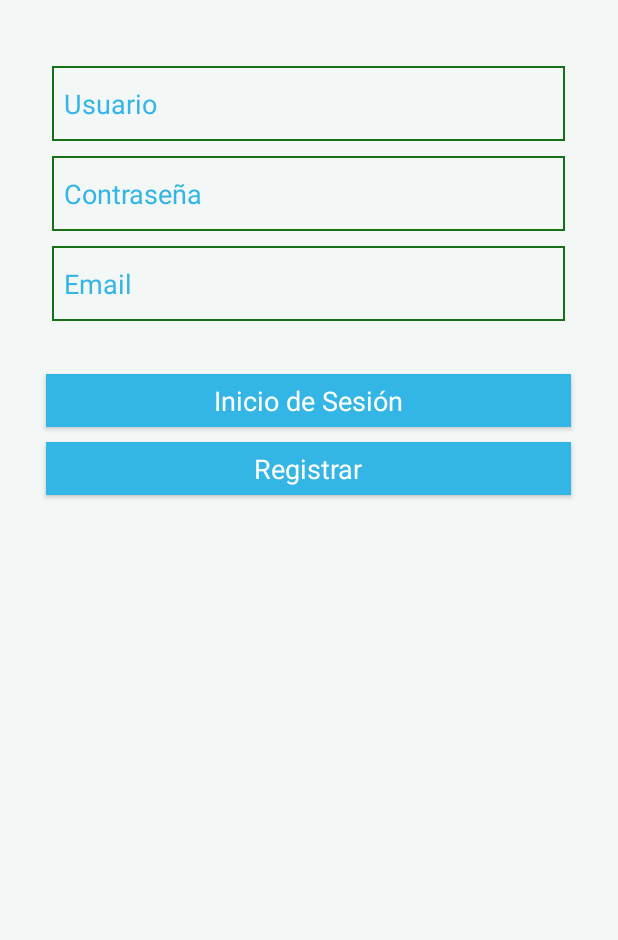
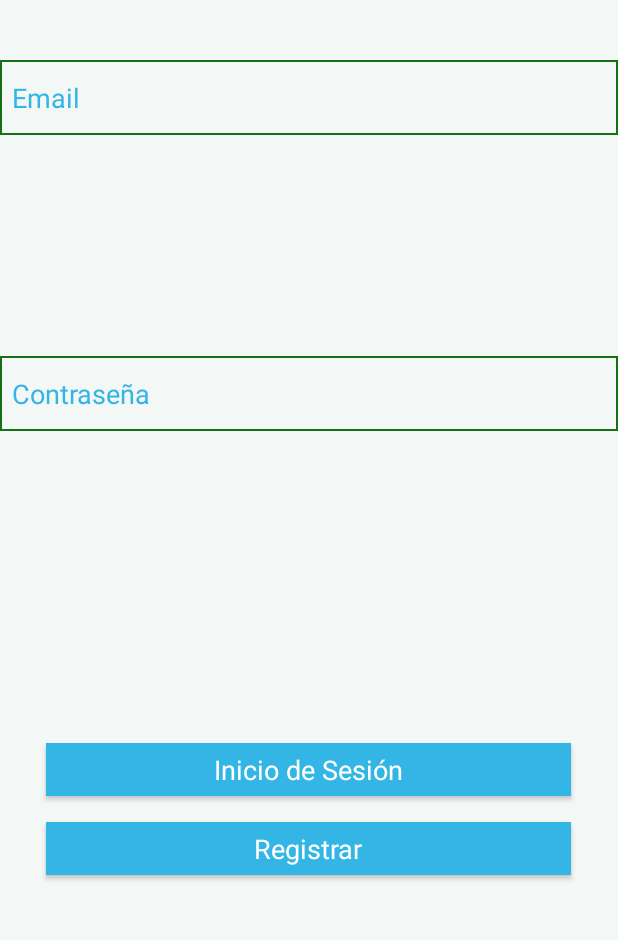
Before and after one commit to Lauract13/PAD, an Android app: the screen it shows after launch (MainActivity), on a phone screen of 412 x 824 dp, the part 266-1206 px from its top. Run offline under Robolectric (Android 15) with nearby library versions, the phone set to English and light mode, and no system bars; our stand-ins replace Firebase (no records; nobody signed in at launch, a user with empty details on screens opened directly), Volley; Roboto replaces fonts that are not available here; 1 statement that could not run was skipped.

Commit message:
cuatro majalulos en el coche del abuelooo

```diff
--- a/SFinder/app/build.gradle
+++ b/SFinder/app/build.gradle
@@ -36,6 +36,7 @@ dependencies {
     api 'com.google.android.gms:play-services-maps:15.0.1'
     api 'com.google.android.gms:play-services-location:15.0.1'
     api 'com.google.android.gms:play-services-places:15.0.1'
+    implementation 'com.google.firebase:firebase-auth:16.0.2'
     testImplementation 'junit:junit:4.12'
     androidTestImplementation 'com.android.support.test:runner:1.0.2'
     androidTestImplementation 'com.android.support.test.espresso:espresso-core:3.0.2'
--- a/SFinder/app/src/main/java/sfinder/app/MainActivity.java
+++ b/SFinder/app/src/main/java/sfinder/app/MainActivity.java
@@ -7,13 +7,34 @@ import android.os.Bundle;
 import android.view.View;
 import com.android.volley.Response;
 import android.support.v7.app.AppCompatActivity;
+import com.google.firebase.auth.FirebaseAuth;
 
+import android.os.Bundle;
+import android.support.annotation.NonNull;
+import android.text.TextUtils;
+import android.util.Log;
+import android.view.View;
+import android.widget.EditText;
+import android.widget.TextView;
+import android.widget.Toast;
+
+import com.google.android.gms.tasks.OnCompleteListener;
+import com.google.android.gms.tasks.Task;
+import com.google.firebase.auth.AuthResult;
+import com.google.firebase.auth.FirebaseAuth;
+import com.google.firebase.auth.FirebaseUser;
 import com.android.volley.RequestQueue;
+
+
 import android.support.v7.app.AlertDialog;
 import org.json.JSONException;
 import org.json.JSONObject;
 
 public class MainActivity extends AppCompatActivity {
+
+    private FirebaseAuth mAuth;
+    private EditText mEmailField;
+    private EditText mPasswordField;
 
     // Used to load the 'native-lib' library on application startup.
     static {
@@ -25,47 +46,150 @@ public class MainActivity extends AppCompatActivity {
         super.onCreate(savedInstanceState);
         setContentView(R.layout.activity_main);
 
+
+        mEmailField = findViewById(R.id.etemail);
+        mPasswordField = findViewById(R.id.etPassword);
+
+        mAuth = FirebaseAuth.getInstance();
+
         // Example of a call to a native method
 //        TextView tv = (TextView) findViewById(R.id.sample_text);
 //        tv.setText(stringFromJNI());
     }
-    public void iniciarSesion(View view){
+    public void onStart(){
+        super.onStart();
+        FirebaseUser currentUser = mAuth.getCurrentUser();
+        //updateUI(currentUser);
+    }
+    private void updateUI(FirebaseUser user) {
+        /*hideProgressDialog();
+        if (user != null) {
+            mStatusTextView.setText(getString(R.string.emailpassword_status_fmt,
+                    user.getEmail(), user.isEmailVerified()));
+            mDetailTextView.setText(getString(R.string.firebase_status_fmt, user.getUid()));
+
+            findViewById(R.id.email_password_buttons).setVisibility(View.GONE);
+            findViewById(R.id.email_password_fields).setVisibility(View.GONE);
+            findViewById(R.id.signed_in_buttons).setVisibility(View.VISIBLE);
+
+            findViewById(R.id.verify_email_button).setEnabled(!user.isEmailVerified());
+        } else {
+            mStatusTextView.setText(R.string.signed_out);
+            mDetailTextView.setText(null);
+
+            findViewById(R.id.email_password_buttons).setVisibility(View.VISIBLE);
+            findViewById(R.id.email_password_fields).setVisibility(View.VISIBLE);
+            findViewById(R.id.signed_in_buttons).setVisibility(View.GONE);
+        }*/
+    }
+
+    public void registro(String email, String password){
+
+        if (!validateForm()) {
+            return;
+        }
+        mAuth.createUserWithEmailAndPassword(email,password)
+                .addOnCompleteListener(this, new OnCompleteListener<AuthResult>() {
+                    @Override
+                    public void onComplete(@NonNull Task<AuthResult> task) {
+                        if(task.isSuccessful()){
+                            FirebaseUser user = mAuth.getCurrentUser();
+                            //updateUI(user);
+                        }else{
+                            Toast.makeText(MainActivity.this,"Autehnticationfailesd.",Toast.LENGTH_SHORT).show();
+                            //updateUI(null);
+                        }
+
+
+                    }
+                });
+    }
+
+    private boolean validateForm() {
+        boolean valid = true;
+
+        String email = mEmailField.getText().toString();
+        if (TextUtils.isEmpty(email)) {
+            mEmailField.setError("Required.");
+            valid = false;
+        } else {
+            mEmailField.setError(null);
+        }
+
+        String password = mPasswordField.getText().toString();
+        if (TextUtils.isEmpty(password)) {
+            mPasswordField.setError("Required.");
+            valid = false;
+        } else {
+            mPasswordField.setError(null);
+        }
+
+        return valid;
+    }
+    public void iniciarSesion(String email,String password){
         Intent intent = new Intent(MainActivity.this, MapsActivity.class);
         MainActivity.this.startActivity(intent);
-       /* Response.Listener<String> responseListener = new Response.Listener<String>() {
-            @Override
-            public void onResponse(String response) {
-                try {
-                    JSONObject json = new JSONObject(response);
-                    boolean success = json.getBoolean("success");
 
-                    if (success) {
-                        String email = json.getString("email");
-                        String user = json.getString("username");
-                        String password = json.getString("password");
+        if(!validateForm()){
+            return;
+        }
 
-                        Intent intent = new Intent(MainActivity.this, MapsActivity.class);
-                        intent.putExtra("email" , email);
-                        intent.putExtra("username", user);
-                        MainActivity.this.startActivity(intent);
+        mAuth.signInWithEmailAndPassword(email,password)
+                .addOnCompleteListener(this, new OnCompleteListener<AuthResult>() {
+                    @Override
+                    public void onComplete(@NonNull Task<AuthResult> task) {
+                        if(task.isSuccessful()){
+                            FirebaseUser user = mAuth.getCurrentUser();
+                            //updateUI(user);
+                        }else{
+                            Toast.makeText(MainActivity.this,"Authentication failed",Toast.LENGTH_SHORT).show();
+                            //updateUI(null);
+                        }
+                    }
+                });
 
-                    } else {
-                        AlertDialog.Builder builder = new AlertDialog.Builder(MainActivity.this);
-                        builder.setMessage("Login Failed")
-                                .setNegativeButton("Retry", null)
-                                .create()
-                                .show();
-                    }
-                } catch (JSONException e) {
-                    e.printStackTrace();
-                }
-            }
-        };
 
-        /*LoginRequest loginRequest = new LoginRequest(usuario, responseListener);
-        RequestQueue queue = Volley.newRequestQueue(MainActivity.this);
-        queue.add(loginRequest);*/
+
 
     }
 
+    public void onClick(View v){
+        int i = v.getId();
+
+        if(i == R.id.bInicio){
+            iniciarSesion(mEmailField.getText().toString(), mPasswordField.getText().toString());
+
+        }else if(i == R.id.bRegistro){
+            registro(mEmailField.getText().toString(), mPasswordField.getText().toString());
+        }
+    }
+    private void cerrarSesion(){
+        mAuth.signOut();
+        //updateUI(null);
+    }
+
+    private void enviaEmailVerificacion(){
+        final FirebaseUser user = mAuth.getCurrentUser();
+        user.sendEmailVerification()
+                .addOnCompleteListener(this, new OnCompleteListener<Void>() {
+                    @Override
+                    public void onComplete(@NonNull Task<Void> task) {
+                        // [START_EXCLUDE]
+                        // Re-enable button
+
+
+                        if (task.isSuccessful()) {
+                            Toast.makeText(MainActivity.this,
+                                    "Verification email sent to " + user.getEmail(),
+                                    Toast.LENGTH_SHORT).show();
+                        } else {
+                            Toast.makeText(MainActivity.this,
+                                    "Failed to send verification email.",
+                                    Toast.LENGTH_SHORT).show();
+                        }
+                        // [END_EXCLUDE]
+                    }
+                });
+    }
+
 }
--- a/SFinder/app/src/main/java/sfinder/app/MapsActivity.java
+++ b/SFinder/app/src/main/java/sfinder/app/MapsActivity.java
@@ -39,6 +39,8 @@ import com.google.android.gms.maps.model.BitmapDescriptorFactory;
 
 import com.google.android.gms.common.ConnectionResult;
 import com.google.android.gms.tasks.OnSuccessListener;
+
+
 
 
 
@@ -153,6 +155,8 @@ public class MapsActivity extends FragmentActivity implements OnMapReadyCallback
 
 
     }
+
+
     /**
      * Manipulates the map once available.
      * This callback is triggered when the map is ready to be used.
--- a/SFinder/app/src/main/res/layout/activity_main.xml
+++ b/SFinder/app/src/main/res/layout/activity_main.xml
@@ -10,34 +10,14 @@
 
 
     <EditText
-        android:id="@+id/etUsername"
-        android:layout_width="match_parent"
-        android:layout_height="50dp"
-        android:layout_alignParentTop="true"
-        android:layout_centerHorizontal="true"
-        android:layout_marginLeft="70dp"
-        android:layout_marginTop="165dp"
-        android:background="@drawable/container"
-        android:hint="Usuario"
-        android:padding="8dp"
-        android:textColor="@android:color/holo_blue_light"
-        android:textColorHighlight="@android:color/holo_blue_light"
-        android:textColorHint="@android:color/holo_blue_light"
-        android:textColorLink="#FFFFFF" />
-
-    <EditText
         android:id="@+id/etPassword"
         android:layout_width="match_parent"
         android:layout_height="50dp"
-        android:layout_alignEnd="@+id/etUsername"
-        android:layout_alignLeft="@+id/etUsername"
-        android:layout_alignRight="@+id/etUsername"
-        android:layout_alignStart="@+id/etUsername"
-        android:layout_below="@+id/etUsername"
-        android:layout_marginTop="10dp"
+        android:layout_alignParentStart="true"
+        android:layout_centerVertical="true"
+
         android:background="@drawable/container"
         android:ems="10"
-
         android:hint="Contraseña"
         android:inputType="textPassword"
         android:padding="8dp"
@@ -49,12 +29,9 @@
         android:id="@+id/etemail"
         android:layout_width="match_parent"
         android:layout_height="50dp"
-        android:layout_alignEnd="@+id/etPassword"
-        android:layout_alignLeft="@+id/etPassword"
-        android:layout_alignRight="@+id/etPassword"
-        android:layout_alignStart="@+id/etPassword"
-        android:layout_below="@+id/etPassword"
-        android:layout_marginTop="10dp"
+        android:layout_alignParentEnd="true"
+        android:layout_alignParentTop="true"
+        android:layout_marginTop="161dp"
         android:background="@drawable/container"
         android:hint="Email"
         android:inputType="textEmailAddress"
@@ -68,9 +45,9 @@
         android:layout_width="350dp"
 
         android:layout_height="35dp"
-        android:layout_below="@+id/etemail"
+        android:layout_alignParentBottom="true"
         android:layout_centerHorizontal="true"
-        android:layout_marginTop="35dp"
+        android:layout_marginBottom="116dp"
         android:background="@android:color/holo_blue_light"
         android:onClick="iniciarSesion"
         android:text="Inicio de Sesión"
@@ -85,10 +62,9 @@
         android:layout_width="350dp"
         android:layout_height="35dp"
 
-        android:layout_alignLeft="@+id/bInicio"
-        android:layout_alignStart="@+id/bInicio"
-        android:layout_below="@+id/bInicio"
-        android:layout_marginTop="10dp"
+        android:layout_alignParentBottom="true"
+        android:layout_centerHorizontal="true"
+        android:layout_marginBottom="63dp"
         android:background="@android:color/holo_blue_light"
         android:onClick="registrarUsuario"
         android:text="Registrar"
--- a/SFinder/app/src/main/res/layout/activity_maps.xml
+++ b/SFinder/app/src/main/res/layout/activity_maps.xml
@@ -61,7 +61,7 @@
             android:layout_width="wrap_content"
             android:layout_height="wrap_content"
             android:layout_gravity="center"
-            android:onClick="Mapa"
+            android:onClick="@onMapReady"
             android:text="Mapa"
             android:textColor="@android:color/holo_blue_light"
             android:textColorLink="@android:color/holo_blue_light"
```
Also changed, not shown: 1 other file.
